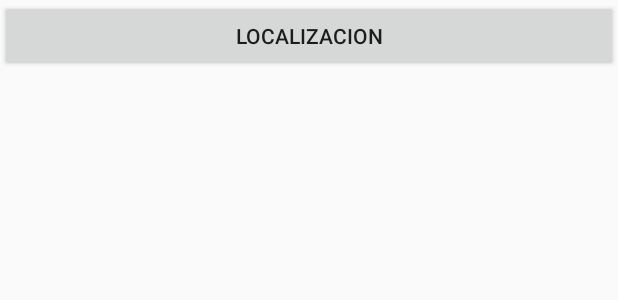
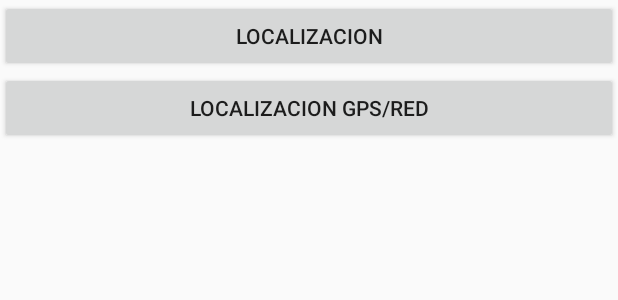
Before and after one commit to ulima-pm/location-app, an Android app: the layout activity_main.xml on its own in the app's theme, with its tools: preview values and no code run, on a phone screen of 412 x 824 dp. Shown: the top 300 px of the screen. Run offline under Robolectric (Android 15) with nearby library versions, the phone set to English and light mode, and no system bars.

```diff
--- a/app/src/main/res/layout/activity_main.xml
+++ b/app/src/main/res/layout/activity_main.xml
@@ -2,6 +2,7 @@
 <LinearLayout xmlns:android="http://schemas.android.com/apk/res/android"
     xmlns:app="http://schemas.android.com/apk/res-auto"
     xmlns:tools="http://schemas.android.com/tools"
+    android:orientation="vertical"
     android:layout_width="match_parent"
     android:layout_height="match_parent"
     tools:context="pe.edu.ulima.locationapp.MainActivity">
@@ -12,5 +13,14 @@
         android:layout_height="wrap_content"
         android:text="Localizacion"
         android:onClick="localizar"/>
+    <Button
+        android:layout_width="match_parent"
+        android:layout_height="wrap_content"
+        android:text="Localizacion GPS/RED"
+        android:onClick="localizarGPS"/>
+    <TextView
+        android:layout_width="match_parent"
+        android:layout_height="wrap_content"
+        android:id="@+id/tviLocalizacion"/>
 
 </LinearLayout>
```
Also changed, not shown: app/src/main/AndroidManifest.xml (+7 -0 lines), app/src/main/java/pe/edu/ulima/locationapp/MainActivity.java (+84 -5 lines), app/src/main/java/pe/edu/ulima/locationapp/MapaActivity.java (added, +37 -0 lines), app/src/main/res/layout/activity_mapa.xml (added, +8 -0 lines).
